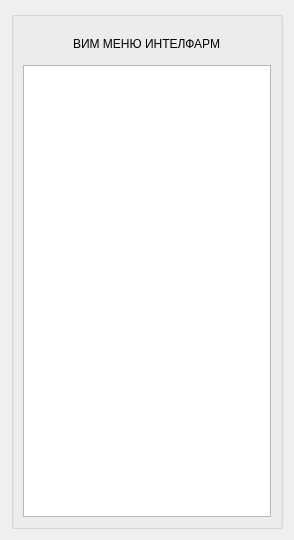
Qt form widget_menu.ui (zanxi/qt_protowebclient) before a commit.
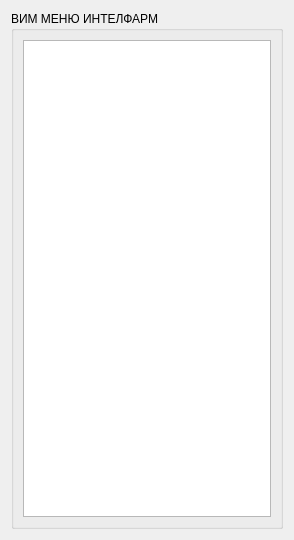
The same form after that commit.

```diff
--- a/widget_menu.ui
+++ b/widget_menu.ui
@@ -29,38 +29,9 @@
       </size>
      </property>
      <property name="title">
-      <string/>
+      <string>ВИМ МЕНЮ ИНТЕЛФАРМ</string>
      </property>
      <layout class="QVBoxLayout" name="verticalLayout">
-      <item>
-       <widget class="QWidget" name="widget_title2" native="true">
-        <property name="minimumSize">
-         <size>
-          <width>0</width>
-          <height>33</height>
-         </size>
-        </property>
-        <property name="maximumSize">
-         <size>
-          <width>16777215</width>
-          <height>33</height>
-         </size>
-        </property>
-        <widget class="QLabel" name="label_4">
-         <property name="geometry">
-          <rect>
-           <x>50</x>
-           <y>10</y>
-           <width>151</width>
-           <height>16</height>
-          </rect>
-         </property>
-         <property name="text">
-          <string>ВИМ МЕНЮ ИНТЕЛФАРМ</string>
-         </property>
-        </widget>
-       </widget>
-      </item>
       <item>
        <widget class="QTreeView" name="treeView"/>
       </item>
```
